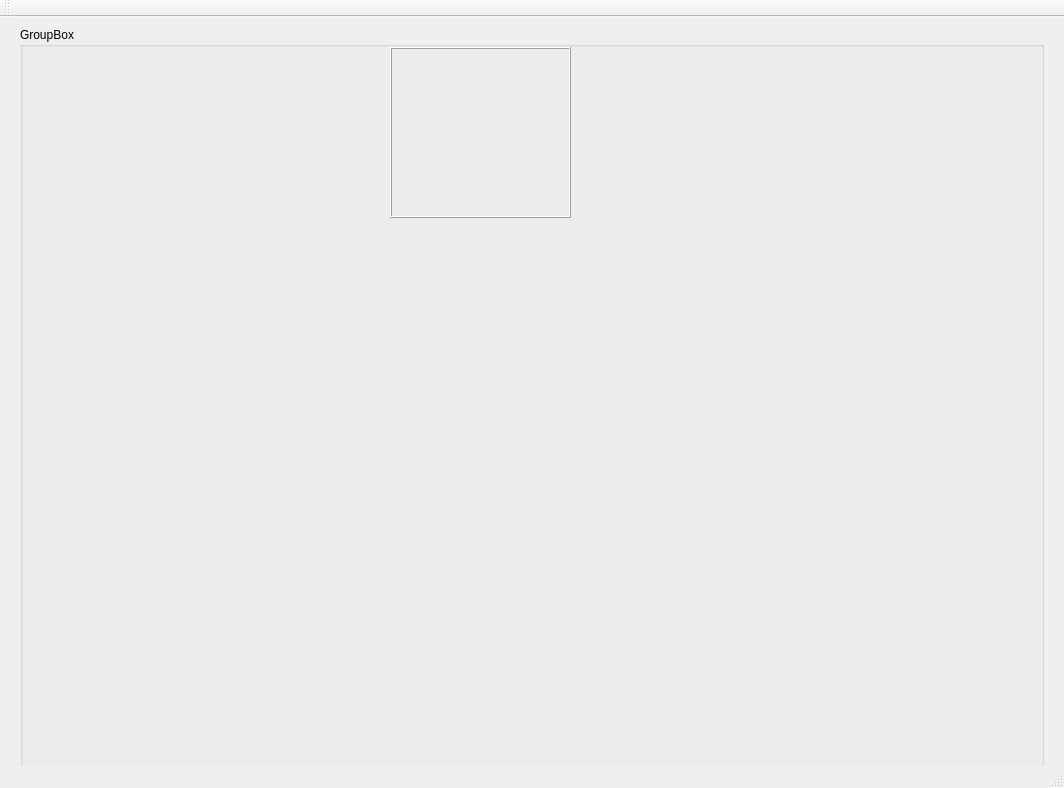
Before: the Qt Designer form mainwindow.ui in Ruj89/infmedica, drawn with Qt 5.
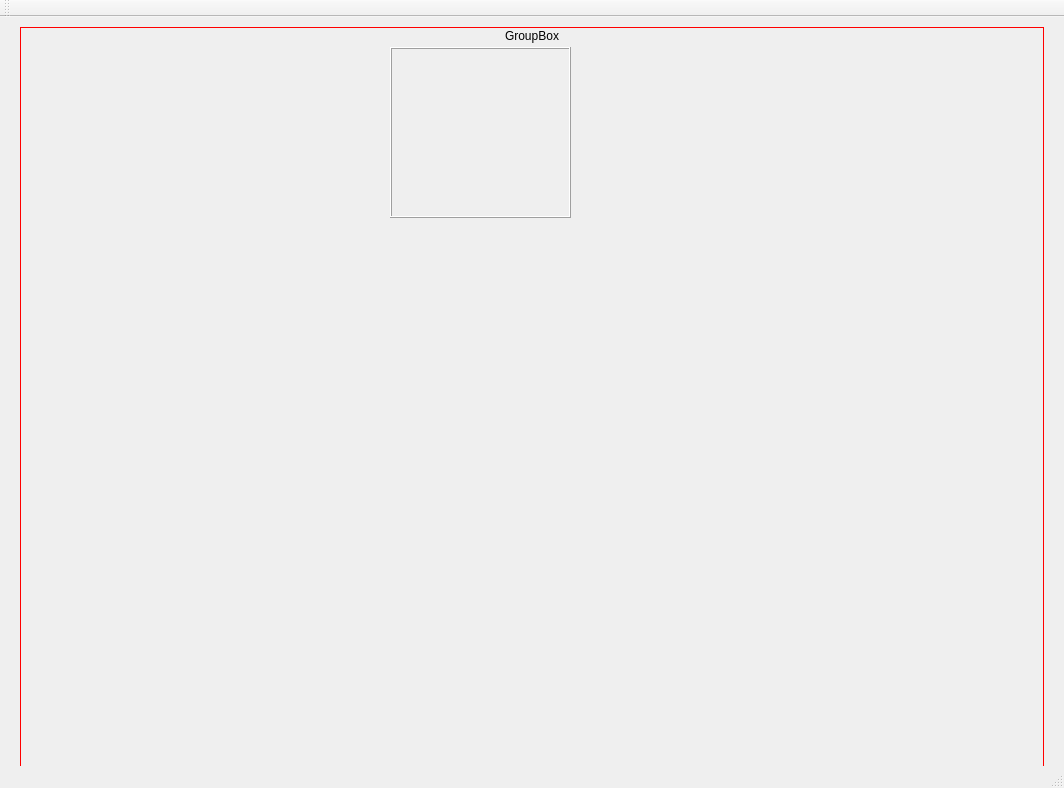
After: the same form once the commit is applied.

```diff
--- a/mainwindow.ui
+++ b/mainwindow.ui
@@ -23,9 +23,18 @@
       <height>768</height>
      </rect>
     </property>
+    <property name="styleSheet">
+     <string notr="true">#groupBoxMain{ border: 1px solid red }</string>
+    </property>
     <property name="title">
      <string>GroupBox</string>
     </property>
+    <property name="alignment">
+     <set>Qt::AlignCenter</set>
+    </property>
+    <property name="flat">
+     <bool>false</bool>
+    </property>
     <widget class="QLabel" name="WidgetImageLabel">
      <property name="enabled">
       <bool>true</bool>
```
